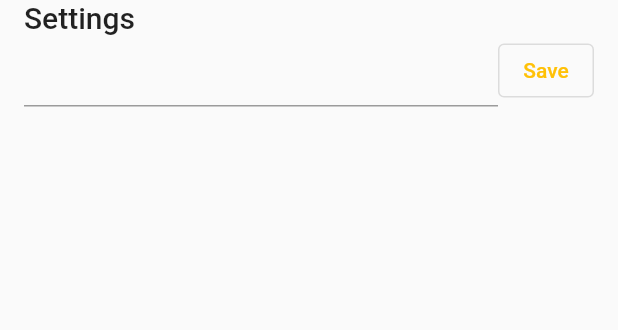
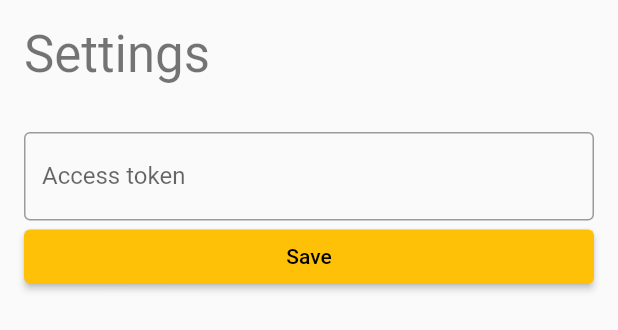
Before and after one commit to rockiedo/readwise-lite, a Flutter app: the SettingsWidget widget shown alone on an empty page, opened directly, after a tap on "Save", on a phone screen of 412 x 824 dp. Shown: the top 330 px of the screen. Run offline on Flutter 3.47's test engine with Material 2 defaults, Android fonts, the phone set to English and light mode, and no system bars; our stand-ins replace bloc, cached_network_image, dio, flutter_bloc, flutter_secure_storage, get_it and 3 more; accounts and stored records are empty; generated files the repository leaves out were written again.

Commit message:
Update settings screen (#4)
* tmp

* Update BlocBuilder usage

* Update settings screen

```diff
--- a/app/lib/main.dart
+++ b/app/lib/main.dart
@@ -23,7 +23,7 @@ class ReadwiseApp extends StatelessWidget {
       theme: ThemeData(
         primarySwatch: Colors.amber,
       ),
-      home: HomeScreen(),
+      home: const HomeScreen(),
     );
   }
 }
--- a/core_data/lib/src/repository/access_token_repository.dart
+++ b/core_data/lib/src/repository/access_token_repository.dart
@@ -2,6 +2,8 @@ import 'package:core_database/core_database.dart';
 import 'package:injectable/injectable.dart';
 
 abstract class AccessTokenRepository {
+  Future<String?> getRawAccessToken();
+
   Future<String?> getAccessToken();
 
   Future<void> saveAccessToken(String token, String alias);
@@ -14,10 +16,17 @@ class AccessTokenRepositoryImpl extends AccessTokenRepository {
   AccessTokenRepositoryImpl(this.accessTokenDao);
 
   @override
+  Future<String?> getRawAccessToken() {
+    return accessTokenDao
+        .getCurrentlyActiveToken()
+        .then((entity) => entity.token);
+  }
+
+  @override
   Future<String?> getAccessToken() {
     return accessTokenDao
         .getCurrentlyActiveToken()
-        .then((entity) => entity.token);
+        .then((entity) => 'Token ${entity.token}');
   }
 
   @override
--- a/feature_settings/lib/src/ui/cubit/settings_cubit.dart
+++ b/feature_settings/lib/src/ui/cubit/settings_cubit.dart
@@ -25,6 +25,7 @@ class SettingsCubit extends Cubit<SettingsState> {
   }
 
   void saveAccessToken() {
-    saveAccessTokenUseCase.save(state.userInput, '');
+    if (state.userInput?.isNotEmpty ?? false) return;
+    saveAccessTokenUseCase.save(state.userInput!, '');
   }
 }
--- a/feature_settings/lib/src/ui/cubit/settings_state.dart
+++ b/feature_settings/lib/src/ui/cubit/settings_state.dart
@@ -3,7 +3,7 @@ part of 'settings_cubit.dart';
 @immutable
 class SettingsState {
   final String? initial;
-  final String userInput;
+  final String? userInput;
 
-  const SettingsState({this.initial, this.userInput = ''});
+  const SettingsState({this.initial, this.userInput});
 }
--- a/feature_settings/lib/src/ui/settings_widget.dart
+++ b/feature_settings/lib/src/ui/settings_widget.dart
@@ -1,5 +1,3 @@
-import 'dart:developer' as dev;
-
 import 'package:feature_settings/src/ui/cubit/settings_cubit.dart';
 import 'package:flutter/material.dart';
 import 'package:flutter_bloc/flutter_bloc.dart';
@@ -11,24 +9,38 @@ class SettingsWidget extends StatelessWidget {
 
   @override
   Widget build(BuildContext context) {
-    dev.log('SettingsWidget.build()');
+    return BlocProvider(
+      create: (_) {
+        final cubit = SettingsCubit(
+          GetIt.instance.get<GetLatestAccessTokenUseCase>(),
+          GetIt.instance.get<SaveAccessTokenUseCase>(),
+        );
 
-    return BlocProvider(
-      create: (context) => SettingsCubit(
-        GetIt.instance.get<GetLatestAccessTokenUseCase>(),
-        GetIt.instance.get<SaveAccessTokenUseCase>(),
-      ),
+        cubit.loadAccessToken();
+        return cubit;
+      },
       child: SafeArea(
         child: Padding(
-          padding: const EdgeInsets.only(left: 16.0, right: 16.0),
+          padding: const EdgeInsets.all(16),
           child: Column(
-            crossAxisAlignment: CrossAxisAlignment.start,
+            crossAxisAlignment: CrossAxisAlignment.stretch,
             children: [
               Text(
                 'Settings',
-                style: Theme.of(context).textTheme.titleLarge,
+                style: Theme.of(context).textTheme.headline4,
               ),
-              const ChangeAccessTokenWidget(),
+              SizedBox.fromSize(size: const Size.fromHeight(32)),
+              const AccessTokenTextField(),
+              BlocBuilder<SettingsCubit, SettingsState>(
+                builder: (innerContext, state) {
+                  return ElevatedButton(
+                    onPressed: () {
+                      innerContext.read<SettingsCubit>().saveAccessToken();
+                    },
+                    child: const Text('Save'),
+                  );
+                },
+              ),
             ],
           ),
         ),
@@ -37,33 +49,45 @@ class SettingsWidget extends StatelessWidget {
   }
 }
 
-class ChangeAccessTokenWidget extends StatelessWidget {
-  const ChangeAccessTokenWidget({
-    Key? key,
-  }) : super(key: key);
+class AccessTokenTextField extends StatefulWidget {
+  const AccessTokenTextField({super.key});
+
+  @override
+  State<AccessTokenTextField> createState() => _AccessTokenTextFieldState();
+}
+
+class _AccessTokenTextFieldState extends State<AccessTokenTextField> {
+  final _controller = TextEditingController();
+
+  @override
+  void dispose() {
+    _controller.dispose();
+    super.dispose();
+  }
 
   @override
   Widget build(BuildContext context) {
-    final cubit = BlocProvider.of<SettingsCubit>(context);
+    return BlocBuilder<SettingsCubit, SettingsState>(
+      builder: (innerContext, state) {
+        if (state.userInput == null && state.initial != null) {
+          _controller.text = state.initial!;
+        }
 
-    return Row(
-      mainAxisAlignment: MainAxisAlignment.spaceBetween,
-      children: [
-        Flexible(
-          flex: 1,
-          child: TextField(
-            onChanged: (value) {
-              cubit.onUserInputChange(value);
-            },
+        return TextField(
+          decoration: const InputDecoration(
+            border: OutlineInputBorder(),
+            hintText: 'Token XYZ',
+            label: Text('Access token'),
           ),
-        ),
-        OutlinedButton(
-          onPressed: () {
-            cubit.saveAccessToken();
+          maxLines: null,
+          controller: _controller,
+          onChanged: (value) {
+            if (value != state.userInput) {
+              innerContext.read<SettingsCubit>().onUserInputChange(value);
+            }
           },
-          child: const Text('Save'),
-        ),
-      ],
+        );
+      },
     );
   }
 }
--- a/lib_di/pubspec.yaml
+++ b/lib_di/pubspec.yaml
@@ -6,7 +6,7 @@ homepage:
 publish_to: 'none'
 
 environment:
-  sdk: '>=2.18.2 <3.0.0'
+  sdk: '>=2.18.0 <3.0.0'
   flutter: ">=1.17.0"
 
 dependencies:
--- a/lib_use_case/lib/src/use_case/get_latest_access_token_use_case.dart
+++ b/lib_use_case/lib/src/use_case/get_latest_access_token_use_case.dart
@@ -13,6 +13,6 @@ class GetLatestAccessTokenUseCaseImpl extends GetLatestAccessTokenUseCase {
 
   @override
   Future<String?> getLatestAccessToken() {
-    return accessTokenRepo.getAccessToken();
+    return accessTokenRepo.getRawAccessToken();
   }
 }
```
Also changed, not shown: app/lib/src/home/home_screen.dart (+8 -6 lines), app/lib/src/home/normal_home_screen.dart (+4 -6 lines), app/lib/src/home/wide_home_screen.dart (+4 -6 lines), app/pubspec.lock.
